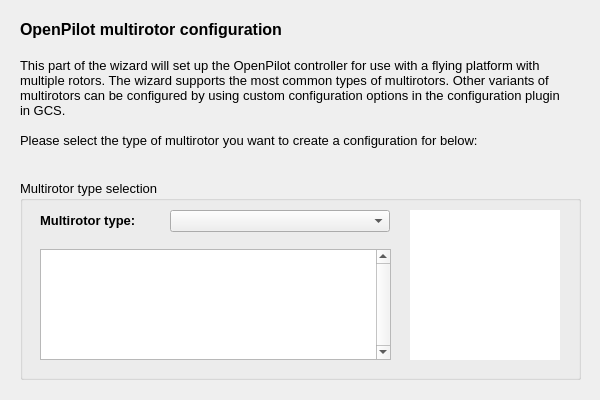
Qt form ground/openpilotgcs/src/plugins/setupwizard/pages/multipage.ui (openpilot/OpenPilot) before a commit.
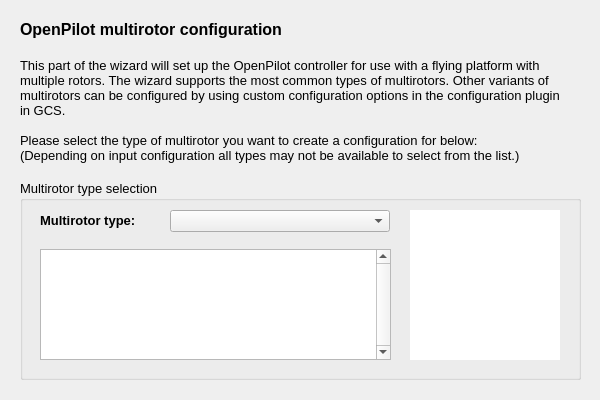
The same form after that commit.

Commit message: OP-39 Added mixer and motor configuration for Hexa and Octocopters. Changed so that the Flex port is set to be serial telemetry port by default. Added some description texts for the different multirotor types. Fixed disabling/enabling of Cancel and Back buttons during processing like bias calculation and saving of configuration. Converted summary text to html and added some formatting of the text. Added message if no controller is connected on saving the configuration.

Patch:
```diff
--- a/ground/openpilotgcs/src/plugins/setupwizard/pages/multipage.ui
+++ b/ground/openpilotgcs/src/plugins/setupwizard/pages/multipage.ui
@@ -31,7 +31,8 @@
 &lt;p style=&quot;-qt-paragraph-type:empty; margin-top:0px; margin-bottom:0px; margin-left:0px; margin-right:0px; -qt-block-indent:0; text-indent:0px; font-size:12pt; font-weight:600;&quot;&gt;&lt;/p&gt;
 &lt;p style=&quot; margin-top:0px; margin-bottom:0px; margin-left:0px; margin-right:0px; -qt-block-indent:0; text-indent:0px;&quot;&gt;&lt;span style=&quot; font-size:10pt;&quot;&gt;This part of the wizard will set up the OpenPilot controller for use with a flying platform with multiple rotors. The wizard supports the most common types of multirotors. Other variants of multirotors can be configured by using custom configuration options in the configuration plugin in GCS.&lt;/span&gt;&lt;/p&gt;
 &lt;p style=&quot;-qt-paragraph-type:empty; margin-top:0px; margin-bottom:0px; margin-left:0px; margin-right:0px; -qt-block-indent:0; text-indent:0px; font-size:10pt;&quot;&gt;&lt;/p&gt;
-&lt;p style=&quot; margin-top:0px; margin-bottom:0px; margin-left:0px; margin-right:0px; -qt-block-indent:0; text-indent:0px;&quot;&gt;&lt;span style=&quot; font-size:10pt;&quot;&gt;Please select the type of multirotor you want to create a configuration for below:&lt;/span&gt;&lt;/p&gt;&lt;/body&gt;&lt;/html&gt;</string>
+&lt;p style=&quot; margin-top:0px; margin-bottom:0px; margin-left:0px; margin-right:0px; -qt-block-indent:0; text-indent:0px;&quot;&gt;&lt;span style=&quot; font-size:10pt;&quot;&gt;Please select the type of multirotor you want to create a configuration for below:&lt;/span&gt;&lt;/p&gt;
+&lt;p style=&quot; margin-top:0px; margin-bottom:0px; margin-left:0px; margin-right:0px; -qt-block-indent:0; text-indent:0px;&quot;&gt;&lt;span style=&quot; font-size:10pt;&quot;&gt;(Depending on input configuration all types may not be available to select from the list.)&lt;/span&gt;&lt;/p&gt;&lt;/body&gt;&lt;/html&gt;</string>
    </property>
    <property name="alignment">
     <set>Qt::AlignLeading|Qt::AlignLeft|Qt::AlignTop</set>
```
The commit also changes 12 other files.
